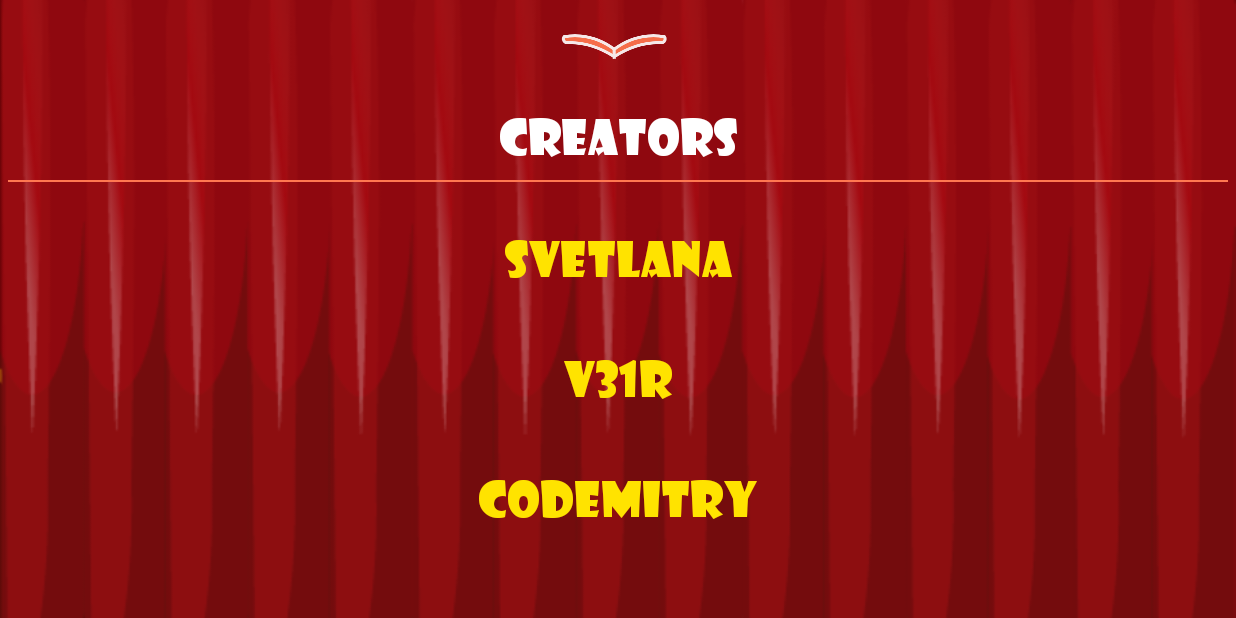
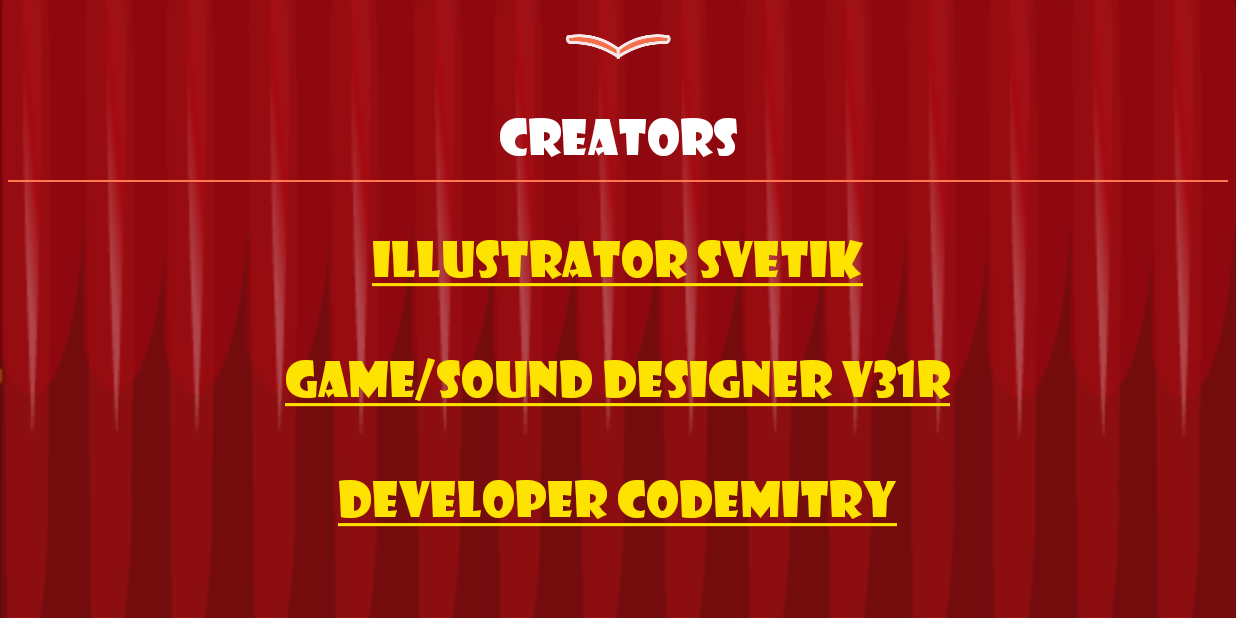
Before and after one commit to dee-tree/HatOfMagic, an Android app: the screen it shows after launch (MainActivity), after a tap on an icon or button, on a phone screen of 824 x 412 dp (held sideways). Run offline under Robolectric (Android 15) with nearby library versions, the phone set to English and light mode, and no system bars; 1 statement that could not run was skipped; 3 other taps on this screen came first.

Commit message:
- Исправления для устройств с челками - Исправлена белая полоса вместо кнопок навигации

```diff
--- a/app/src/main/java/com/codemitry/hatofmagic/GameActivity.java
+++ b/app/src/main/java/com/codemitry/hatofmagic/GameActivity.java
@@ -16,7 +16,6 @@ import android.media.MediaPlayer;
 import android.media.SoundPool;
 import android.os.Build;
 import android.os.Bundle;
-import android.util.DisplayMetrics;
 import android.view.KeyCharacterMap;
 import android.view.KeyEvent;
 import android.view.MotionEvent;
@@ -74,21 +73,29 @@ public class GameActivity extends AppCompatActivity {
     private int angle;
     private int score;
     private int lifes = 3;
+    private int cutOutheight = 0;
+
 
     @Override
     protected void onCreate(Bundle savedInstanceState) {
         super.onCreate(savedInstanceState);
 
+        Bundle extras = getIntent().getExtras();
+        if (extras != null)
+            cutOutheight = extras.getInt("cutout");
+//        DisplayMetrics displayMetrics = new DisplayMetrics();
+//        getWindowManager().getDefaultDisplay().getMetrics(displayMetrics);
+//        height = displayMetrics.heightPixels;
+//        width = displayMetrics.widthPixels + getNavBarHeight(this);
 
-        DisplayMetrics displayMetrics = new DisplayMetrics();
-        getWindowManager().getDefaultDisplay().getMetrics(displayMetrics);
-        height = displayMetrics.heightPixels;
-        width = displayMetrics.widthPixels + getNavBarHeight(this);
+        setContentView(R.layout.activity_game);
 
         Point point = new Point();
         getWindowManager().getDefaultDisplay().getRealSize(point);
-        width = point.x;
+
+        width = point.x - cutOutheight;
         height = point.y;
+
 
         hat = new Hat(this);
         hat.setCenterX(width / 2);
@@ -102,9 +109,7 @@ public class GameActivity extends AppCompatActivity {
 
         surface = null;
 
-        setContentView(R.layout.activity_game);
-
-        getWindow().getDecorView().setSystemUiVisibility(View.SYSTEM_UI_FLAG_HIDE_NAVIGATION);
+//        getWindow().getDecorView().setSystemUiVisibility(View.SYSTEM_UI_FLAG_HIDE_NAVIGATION);
         scoreText = findViewById(R.id.scoreText);
         surface = findViewById(R.id.surface);
 
--- a/app/src/main/java/com/codemitry/hatofmagic/MainActivity.java
+++ b/app/src/main/java/com/codemitry/hatofmagic/MainActivity.java
@@ -9,12 +9,17 @@ import android.graphics.drawable.AnimatedVectorDrawable;
 import android.media.MediaPlayer;
 import android.os.Build;
 import android.os.Bundle;
+import android.text.Html;
+import android.text.method.LinkMovementMethod;
+import android.view.DisplayCutout;
 import android.view.View;
 import android.widget.Button;
 import android.widget.ImageButton;
 import android.widget.LinearLayout;
+import android.widget.TextView;
 
 import androidx.appcompat.app.AppCompatActivity;
+import androidx.constraintlayout.widget.ConstraintLayout;
 import androidx.core.content.ContextCompat;
 
 import java.util.Locale;
@@ -25,16 +30,36 @@ public class MainActivity extends AppCompatActivity {
     MediaPlayer mediaPlayer;
     Locale myLocale;
     LinearLayout creatorsLayout;
+    ConstraintLayout menuLayout;
+    TextView svetlana, vladislav, dmitry;
+
+    private int cutOutheight = 0;
+
+    @Override
+    public void onAttachedToWindow() {
+        super.onAttachedToWindow();
+
+        // Для устройств с челкой
+        if (Build.VERSION.SDK_INT >= Build.VERSION_CODES.P) {
+            DisplayCutout displayCutout = getWindow().getDecorView().getRootWindowInsets().getDisplayCutout();
+            if (displayCutout != null) {
+                cutOutheight = Math.abs(displayCutout.getSafeInsetRight() - displayCutout.getSafeInsetLeft());
+            }
+        }
+    }
 
     @Override
     protected void onCreate(Bundle savedInstanceState) {
         super.onCreate(savedInstanceState);
         setContentView(R.layout.activity_main);
-        getWindow().getDecorView().setSystemUiVisibility(View.SYSTEM_UI_FLAG_HIDE_NAVIGATION);
-        changeLang(getLanguage(this));
-        updateTexts();
 
         creatorsLayout = findViewById(R.id.creatorsLayout);
+        menuLayout = findViewById(R.id.menuLayout);
+
+        svetlana = findViewById(R.id.svetlana);
+        vladislav = findViewById(R.id.vladislav);
+        dmitry = findViewById(R.id.dmitriy);
+
 
         mediaPlayer = MediaPlayer.create(this, R.raw.background_menu_sound);
         if (isEnabledAudio(this))
@@ -47,6 +72,24 @@ public class MainActivity extends AppCompatActivity {
                 mediaPlayer.start();
             }
         });
+
+        svetlana.setText(Html.fromHtml("<a href=" + getString(R.string.svetlana_link) + ">" + getString(R.string.svetlana) + "</a>"));
+        svetlana.setMovementMethod(LinkMovementMethod.getInstance());
+        svetlana.setLinkTextColor(ContextCompat.getColor(this, R.color.menu_text));
+
+        vladislav.setText(Html.fromHtml("<a href=" + getString(R.string.v31r_link) + ">" + getString(R.string.v31r) + "</a>"));
+        vladislav.setMovementMethod(LinkMovementMethod.getInstance());
+        vladislav.setLinkTextColor(ContextCompat.getColor(this, R.color.menu_text));
+
+        dmitry.setText(Html.fromHtml("<a href=" + getString(R.string.codemitry_link) + ">" + getString(R.string.codemitry) + "</a>"));
+        dmitry.setMovementMethod(LinkMovementMethod.getInstance());
+        dmitry.setLinkTextColor(ContextCompat.getColor(this, R.color.menu_text));
+
+//        getWindow().getDecorView().setSystemUiVisibility(View.SYSTEM_UI_FLAG_HIDE_NAVIGATION);
+//        getWindow().setFlags(WindowManager.LayoutParams.FLAG_FULLSCREEN, WindowManager.LayoutParams.FLAG_FULLSCREEN );
+
+        changeLang(getLanguage(this));
+        updateTexts();
     }
 
     @Override
@@ -119,6 +162,11 @@ public class MainActivity extends AppCompatActivity {
     void updateTexts() {
         ((Button) findViewById(R.id.start_button)).setText(getString(R.string.start));
         ((Button) findViewById(R.id.exit_button)).setText(getString(R.string.exit));
+
+        ((TextView) findViewById(R.id.creator_text)).setText(getString(R.string.creators));
+        svetlana.setText(Html.fromHtml("<a href=" + getString(R.string.svetlana_link) + ">" + getString(R.string.svetlana) + "</a>"));
+        vladislav.setText(Html.fromHtml("<a href=" + getString(R.string.v31r_link) + ">" + getString(R.string.v31r) + "</a>"));
+        dmitry.setText(Html.fromHtml("<a href=" + getString(R.string.codemitry_link) + ">" + getString(R.string.codemitry) + "</a>"));
     }
 
 
@@ -150,6 +198,7 @@ public class MainActivity extends AppCompatActivity {
         mediaPlayer.pause();
         mediaPlayer.seekTo(0);
         Intent gameIntent = new Intent(this, GameActivity.class);
+        gameIntent.putExtra("cutout", cutOutheight);
         startActivity(gameIntent);
         overridePendingTransition(android.R.anim.fade_in, R.anim.to_bottom);
     }
@@ -201,7 +250,11 @@ public class MainActivity extends AppCompatActivity {
     @Override
     public void onBackPressed() {
         if (creatorsLayout.getVisibility() == View.VISIBLE) {
+            menuLayout.setEnabled(true);
+            menuLayout.setVisibility(View.VISIBLE);
             hideCreators();
+        } else {
+            super.onBackPressed();
         }
     }
 
@@ -225,6 +278,8 @@ public class MainActivity extends AppCompatActivity {
             @Override
             public void onAnimationEnd(Animator animation) {
                 findViewById(R.id.creators_button).setEnabled(true);
+                menuLayout.setEnabled(false);
+                menuLayout.setVisibility(View.GONE);
             }
 
             @Override
@@ -274,6 +329,8 @@ public class MainActivity extends AppCompatActivity {
         if (creatorsLayout.getVisibility() == View.GONE) {
             showCreators();
         } else {
+            menuLayout.setEnabled(true);
+            menuLayout.setVisibility(View.VISIBLE);
             hideCreators();
         }
     }
--- a/app/src/main/res/layout-land/activity_main.xml
+++ b/app/src/main/res/layout-land/activity_main.xml
@@ -18,6 +18,13 @@
     <!--        android:onClick="onAudioButtonClick"-->
     <!--        app:layout_constraintStart_toStartOf="parent"-->
     <!--        app:layout_constraintTop_toTopOf="parent" />-->
+
+
+    <androidx.constraintlayout.widget.ConstraintLayout
+        android:id="@+id/menuLayout"
+        android:layout_width="match_parent"
+        android:layout_height="match_parent"
+        tools:visibility="visible">
 
         <ImageButton
             android:id="@+id/audioButton"
@@ -113,12 +120,15 @@
 
         </LinearLayout>
 
+    </androidx.constraintlayout.widget.ConstraintLayout>
+
 
     <LinearLayout
         android:id="@+id/creatorsLayout"
         android:layout_width="match_parent"
         android:layout_height="match_parent"
         android:background="@drawable/clear_background"
+        android:onClick="@null"
         android:orientation="vertical"
         android:visibility="gone"
         app:layout_constraintBottom_toBottomOf="parent"
@@ -149,8 +159,9 @@
 
         <TextView
             android:id="@+id/svetlana"
-            android:layout_width="match_parent"
+            android:layout_width="wrap_content"
             android:layout_height="wrap_content"
+            android:layout_gravity="center"
             android:layout_marginTop="30dp"
             android:fontFamily="@font/showcard_gothic_cyrillic"
             android:gravity="center"
@@ -160,8 +171,9 @@
 
         <TextView
             android:id="@+id/vladislav"
-            android:layout_width="match_parent"
+            android:layout_width="wrap_content"
             android:layout_height="wrap_content"
+            android:layout_gravity="center"
             android:layout_marginTop="40dp"
             android:fontFamily="@font/showcard_gothic_cyrillic"
             android:gravity="center"
@@ -171,8 +183,9 @@
 
         <TextView
             android:id="@+id/dmitriy"
-            android:layout_width="match_parent"
+            android:layout_width="wrap_content"
             android:layout_height="wrap_content"
+            android:layout_gravity="center"
             android:layout_marginTop="40dp"
             android:fontFamily="@font/showcard_gothic_cyrillic"
             android:gravity="center"
@@ -192,9 +205,9 @@
         android:onClick="onCreatorsButtonClick"
         android:scaleX="0.5"
         android:scaleY="0.5"
-        app:layout_constraintEnd_toStartOf="@+id/languageButton"
+        app:layout_constraintEnd_toEndOf="parent"
         app:layout_constraintHorizontal_bias="0.5"
-        app:layout_constraintStart_toEndOf="@+id/audioButton"
+        app:layout_constraintStart_toStartOf="parent"
         app:layout_constraintTop_toTopOf="parent"
         app:srcCompat="@drawable/show_creators_button" />
 
--- a/app/src/main/res/values/colors.xml
+++ b/app/src/main/res/values/colors.xml
@@ -4,6 +4,7 @@
     <color name="colorPrimaryDark">#00574B</color>
     <color name="colorAccent">#D81B60</color>
     <color name="menu_text">#FFE300</color>
+    <color name="link">#FFAA00</color>
     <color name="button_not_pressed">#FF7851</color>
     <color name="button_border">#FFFFFF</color>
 </resources>
--- a/app/src/main/res/values/strings.xml
+++ b/app/src/main/res/values/strings.xml
@@ -10,7 +10,12 @@
     <string name="contin">Continue</string>
     <string name="creators">Creators</string>
 
-    <string name="codemitry" translatable="false">Codemitry</string>
-    <string name="v31r" translatable="false">V31R</string>
-    <string name="svetlana" translatable="false">Svetlana</string>
+    <string name="codemitry">Developer   Codemitry</string>
+    <string name="codemitry_link" translatable="false">https://vk.com/codemitryhub</string>
+
+    <string name="v31r">Game/Sound designer   V31R</string>
+    <string name="v31r_link" translatable="false">https://vk.com/blogprogammer</string>
+
+    <string name="svetlana">Illustrator   Svetik</string>
+    <string name="svetlana_link" translatable="false">https://vk.com/sagitarioo</string>
 </resources>
--- a/app/src/main/res/values/styles.xml
+++ b/app/src/main/res/values/styles.xml
@@ -4,6 +4,7 @@
     <style name="AppTheme" parent="Theme.AppCompat.Light.DarkActionBar">
         <!-- Customize your theme here. -->
         <item name="colorPrimary">@color/colorPrimary</item>
+        <item name="toolbarNavigationButtonStyle">@null</item>
         <item name="android:windowFullscreen">true</item>
         <item name="windowNoTitle">true</item>
         <item name="android:activityOpenEnterAnimation">@anim/to_bottom</item>
```
Also changed, not shown: 1 other file. Lines whose indentation alone changed are shown as unchanged.
